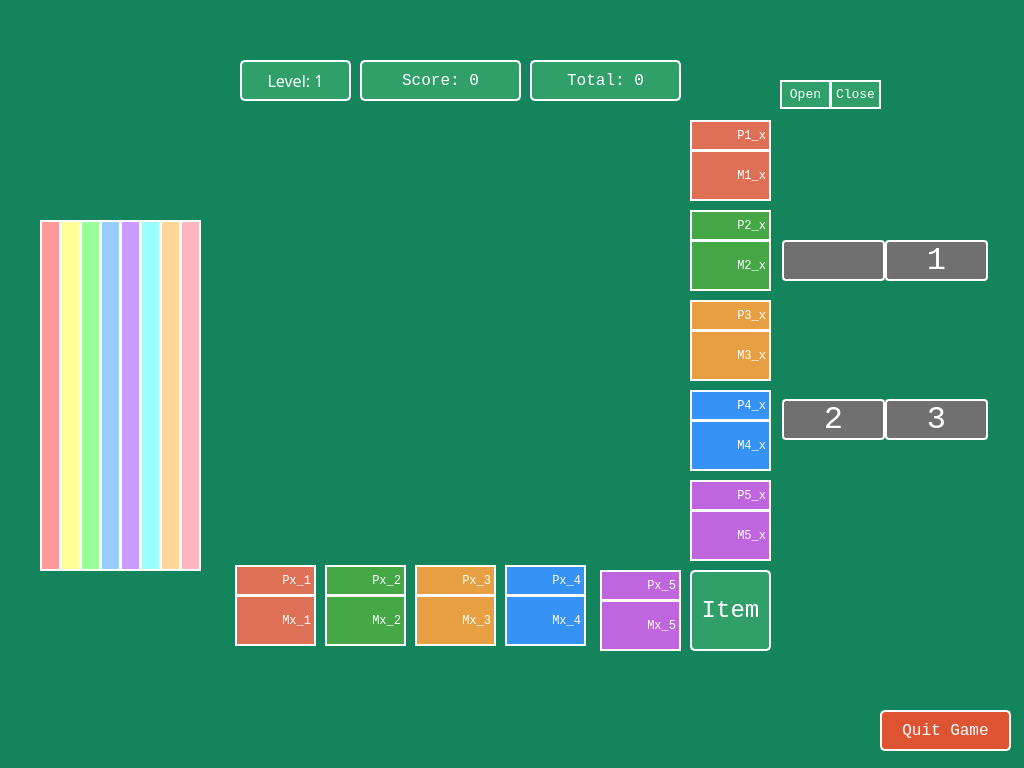
Qt form VOF-Client-Desktop/Match.ui (SBEmafph/voltorbflip-clone) before a commit.
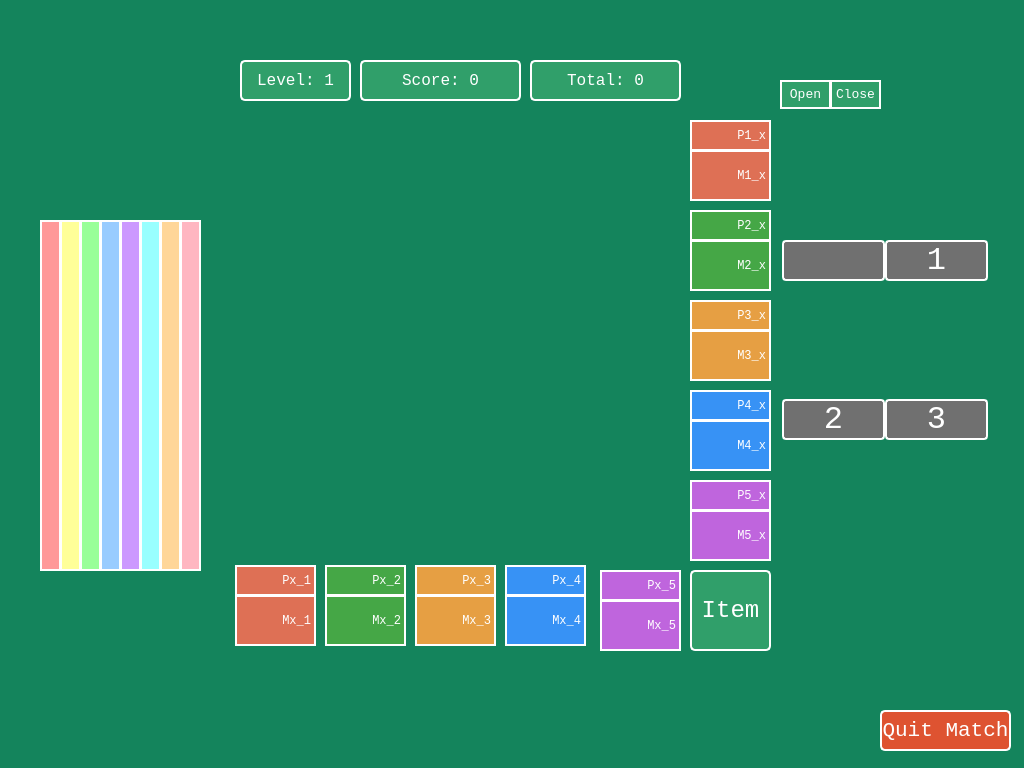
The same form after that commit. Icons and pictures are not drawn.

Commit message: feat: Implement multiplayer lobby and match system

```diff
--- a/VOF-Client-Desktop/Match.ui
+++ b/VOF-Client-Desktop/Match.ui
@@ -28,7 +28,7 @@
    <property name="font">
     <font>
      <family>Consolas</family>
-     <pointsize>12</pointsize>
+     <pointsize>16</pointsize>
      <bold>false</bold>
     </font>
    </property>
@@ -45,7 +45,7 @@
 }</string>
    </property>
    <property name="text">
-    <string>Quit Game</string>
+    <string>Quit Match</string>
    </property>
    <property name="iconSize">
     <size>
@@ -786,7 +786,7 @@
     </property>
     <property name="font">
      <font>
-      <family>Sans Serif Collection</family>
+      <family>Consolas</family>
       <pointsize>12</pointsize>
      </font>
     </property>
```
The commit also changes 30 other files.
